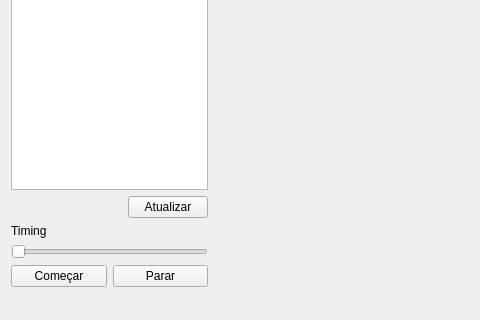
mofreitas/ProjetoQT, file ConsumidorDados/mainwindow.ui: the form before one commit; both pictures show x 0 to 480 and y 127 to 447 of the 684 by 447 pixel window.
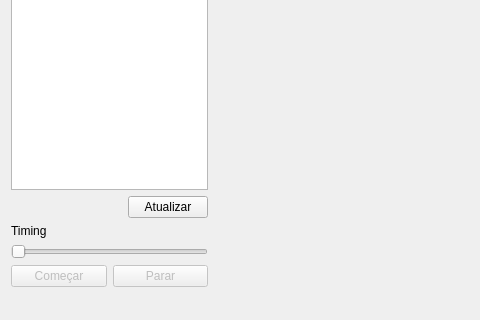
The form after the commit. Custom widgets are drawn as their Qt base class.

The edit to the form file:
```diff
--- a/ConsumidorDados/mainwindow.ui
+++ b/ConsumidorDados/mainwindow.ui
@@ -107,7 +107,7 @@
           <item>
            <widget class="QPushButton" name="comecarButton">
             <property name="enabled">
-             <bool>true</bool>
+             <bool>false</bool>
             </property>
             <property name="text">
              <string>Começar</string>
@@ -117,7 +117,7 @@
           <item>
            <widget class="QPushButton" name="pararButton">
             <property name="enabled">
-             <bool>true</bool>
+             <bool>false</bool>
             </property>
             <property name="text">
              <string>Parar</string>
```
Left out of the diff: 4 changed lines with no effect on the pictures.
